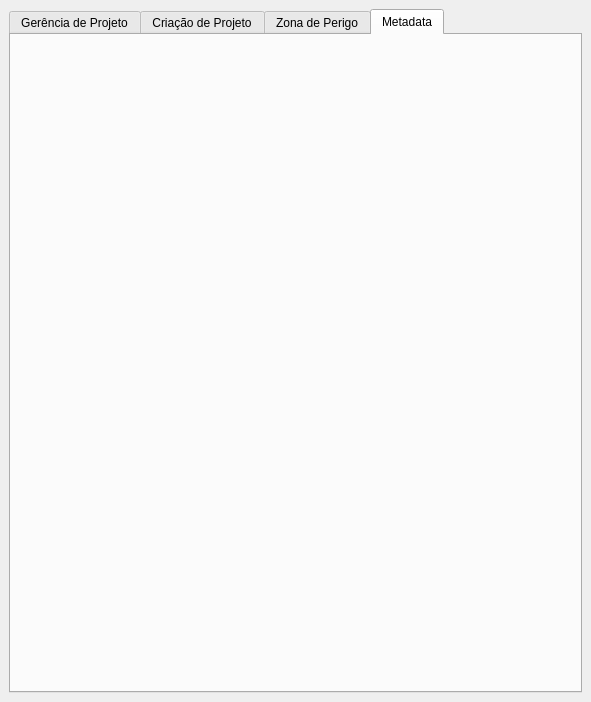
The window that uis/mDock.ui (dsgoficial/SAP_Gerente) describes before a commit, drawn with Qt 5.
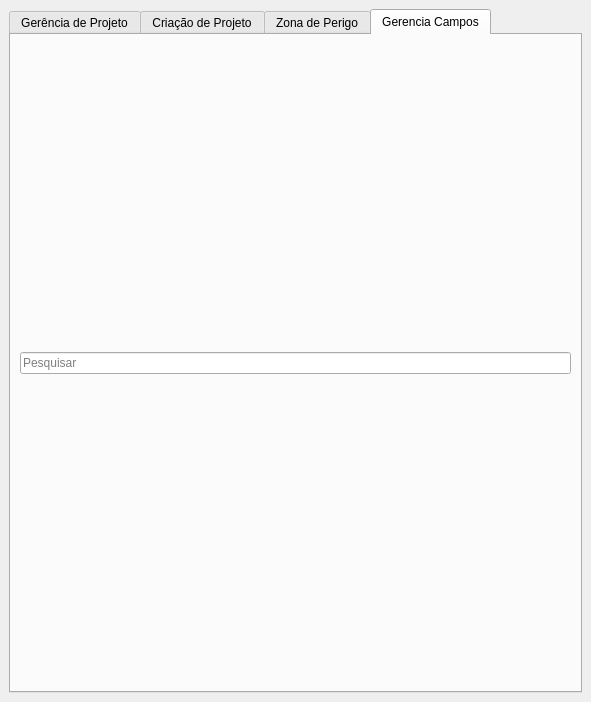
The same window after the commit. The open tabs and pages were chosen to show the change.

What changed in the file:
```diff
--- a/uis/mDock.ui
+++ b/uis/mDock.ui
@@ -79,9 +79,17 @@
       </widget>
       <widget class="QWidget" name="metadataTab">
        <attribute name="title">
-        <string>Metadata</string>
+        <string>Gerencia Campos</string>
        </attribute>
-       <layout class="QVBoxLayout" name="verticalLayout_4"/>
+       <layout class="QVBoxLayout" name="verticalLayout_5">
+        <item>
+         <widget class="QLineEdit" name="searchFieldsLe">
+          <property name="placeholderText">
+           <string>Pesquisar</string>
+          </property>
+         </widget>
+        </item>
+       </layout>
       </widget>
      </widget>
     </item>
```
Left out of the diff: 2 changed lines with no effect on the pictures.
